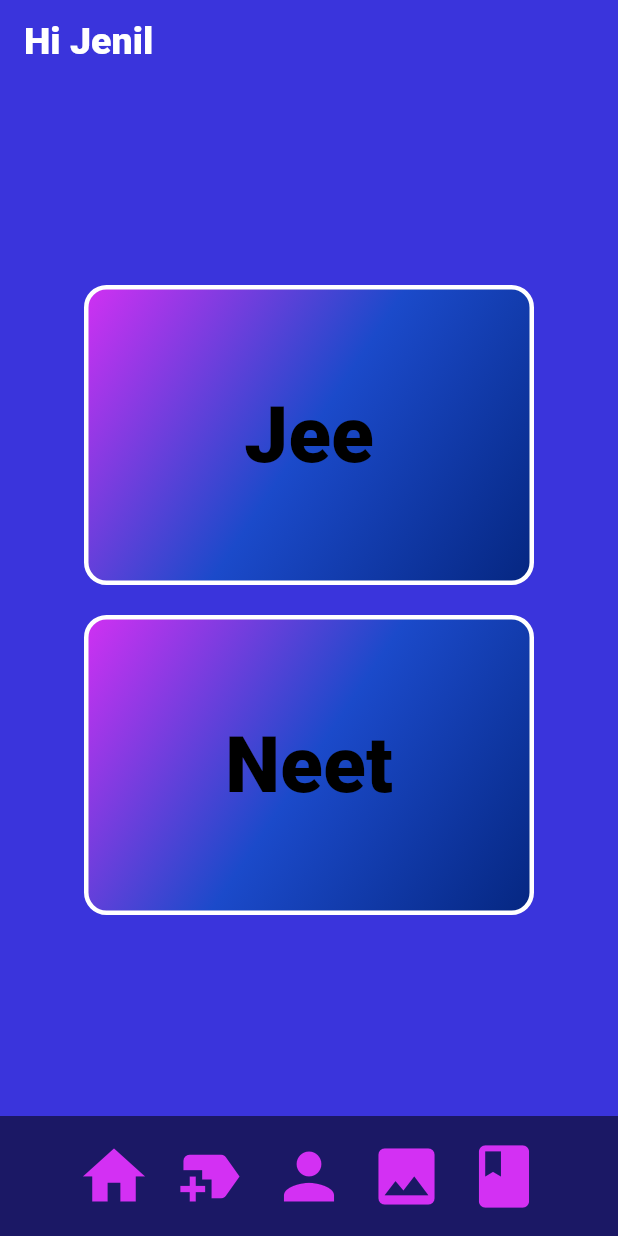
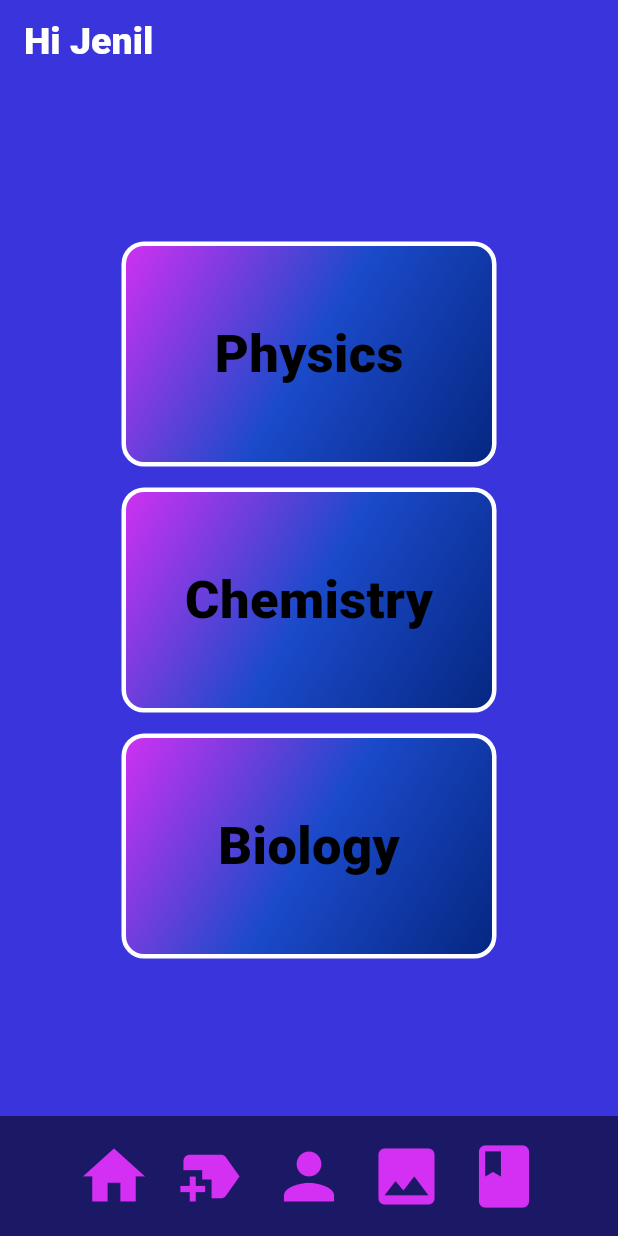
Before and after one commit to jenilparmar/eduapp, a Flutter app: the screen it shows after launch, on a phone screen of 412 x 824 dp. Run offline on Flutter 3.47's test engine with Material 3 defaults, Android fonts, the phone set to English and light mode, and no system bars.

Commit message:
Added Subject section

```diff
--- a/lib/Home/homePage.dart
+++ b/lib/Home/homePage.dart
@@ -2,18 +2,19 @@ import 'package:eduapp/card/card.dart';
 import 'package:flutter/material.dart';
 
 class Homepage extends StatelessWidget {
+  const Homepage({super.key});
   @override
   Widget build(BuildContext context) {
-    return const Column(
+    return  Column(
       mainAxisSize: MainAxisSize.max,
       mainAxisAlignment: MainAxisAlignment.center,
       crossAxisAlignment: CrossAxisAlignment.center,
       children: [
-        CardPanel(nameOfCard: 'Jee'),
-        SizedBox(
+        CardPanel(nameOfCard: 'Jee'  , isSubject: false),
+        const SizedBox(
           height: 20,
         ),
-        CardPanel(nameOfCard: 'Neet'),
+        CardPanel(nameOfCard: 'Neet' , isSubject: false),
       ],
     );
   }
--- a/lib/card/card.dart
+++ b/lib/card/card.dart
@@ -2,8 +2,21 @@ import 'package:flutter/material.dart';
 
 class CardPanel extends StatefulWidget {
   final String nameOfCard;
+  bool isSubject;
 
-  const CardPanel({super.key, required this.nameOfCard});
+  int widthSize = 300;
+  int heightSize = 200;
+  int fontSize = 52;
+
+  CardPanel({this.isSubject = false, super.key, required this.nameOfCard});
+
+  void check() {
+    if (isSubject) {
+      widthSize = 250;
+      heightSize = 150;
+      fontSize = 35;
+    }
+  }
 
   @override
   State<CardPanel> createState() => _CardPanelState();
@@ -12,10 +25,12 @@ class CardPanel extends StatefulWidget {
 class _CardPanelState extends State<CardPanel> {
   @override
   Widget build(BuildContext context) {
+    widget.check();
+
     return Center(
       child: Container(
-        width: 300,
-        height: 200,
+        width: widget.widthSize.toDouble(),
+        height: widget.heightSize.toDouble(),
         decoration: BoxDecoration(
           borderRadius: BorderRadius.circular(15),
           border: Border.all(
@@ -36,10 +51,10 @@ class _CardPanelState extends State<CardPanel> {
         child: Center(
           child: Text(
             widget.nameOfCard,
-            style: const TextStyle(
+            style: TextStyle(
               fontWeight: FontWeight.w900,
               color: Colors.black,
-              fontSize: 52,
+              fontSize: widget.fontSize.toDouble(),
             ),
           ),
         ),
--- a/lib/main.dart
+++ b/lib/main.dart
@@ -1,6 +1,5 @@
-import 'package:eduapp/Home/homePage.dart';
-import 'package:eduapp/card/card.dart';
 import 'package:eduapp/footer/footer.dart';
+import 'package:eduapp/subjects/subjects.dart';
 import 'package:flutter/material.dart';
 
 void main() {
@@ -29,7 +28,9 @@ class MyApp extends StatelessWidget {
             ),
           ),
         ),
-        body: Homepage(),
+        body: Subjects(
+          Subject: "Neet",
+        ),
         bottomNavigationBar: const Footer(),
       ),
     );
--- /dev/null
+++ b/lib/subjects/subjects.dart
@@ -0,0 +1,55 @@
+import 'package:eduapp/card/card.dart';
+import 'package:flutter/material.dart';
+
+class Subjects extends StatelessWidget {
+  String Subject;
+  Subjects({super.key, required this.Subject});
+  Widget ReturnWidget = Column(
+    mainAxisSize: MainAxisSize.max,
+    mainAxisAlignment: MainAxisAlignment.center,
+    crossAxisAlignment: CrossAxisAlignment.center,
+    children: [
+      CardPanel(nameOfCard: 'Physics', isSubject: true),
+      const SizedBox(
+        height: 14,
+      ),
+      CardPanel(
+        nameOfCard: 'Chemistry',
+        isSubject: true,
+      ),
+      const SizedBox(
+        height: 14,
+      ),
+      CardPanel(nameOfCard: 'Biology', isSubject: true),
+    ],
+  );
+  void check() {
+    if (Subject == "Jee") {
+      ReturnWidget = Column(
+        mainAxisSize: MainAxisSize.max,
+        mainAxisAlignment: MainAxisAlignment.center,
+        crossAxisAlignment: CrossAxisAlignment.center,
+        children: [
+          CardPanel(nameOfCard: 'Physics', isSubject: true),
+          const SizedBox(
+            height: 14,
+          ),
+          CardPanel(
+            nameOfCard: 'Chemistry',
+            isSubject: true,
+          ),
+          const SizedBox(
+            height: 14,
+          ),
+          CardPanel(nameOfCard: 'Maths', isSubject: true),
+        ],
+      );
+    }
+  }
+
+  @override
+  Widget build(BuildContext context) {
+    check();
+    return ReturnWidget;
+  }
+}
```
